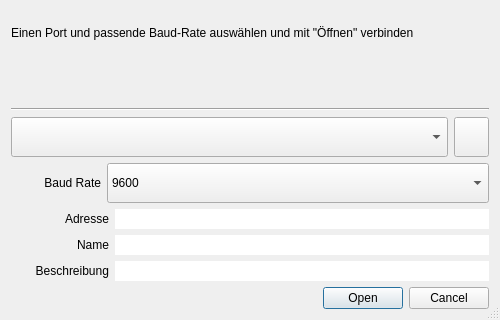
Above: pyqt/connection.ui from cckssr/gyroscope-ui before the change. Below: the same form after it.
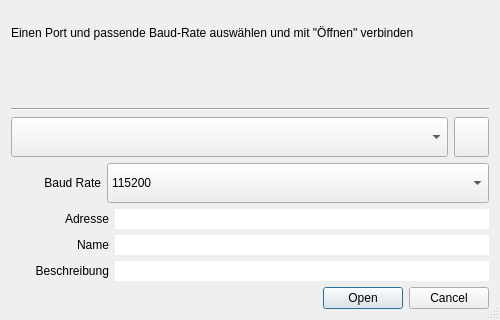
That is the form after the change. Icons and pictures are not drawn.

Commit message: feat: Update baud rate options in connection dialog

Patch:
```diff
--- a/pyqt/connection.ui
+++ b/pyqt/connection.ui
@@ -183,7 +183,7 @@
           </size>
          </property>
          <property name="currentIndex">
-          <number>2</number>
+          <number>7</number>
          </property>
          <item>
           <property name="text">
```
Left out of the diff: 30 changed lines with no effect on the pictures. The commit also changes 3 other files.
